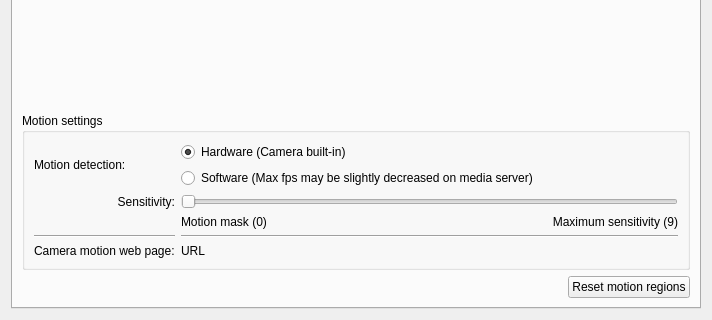
Before: the Qt Designer form client/src/ui/widgets/properties/single_camera_settings_widget.ui in networkoptix/nx_open, drawn with Qt 5; both pictures show x 0 to 712 and y 312 to 632 of the 712 by 632 pixel window.
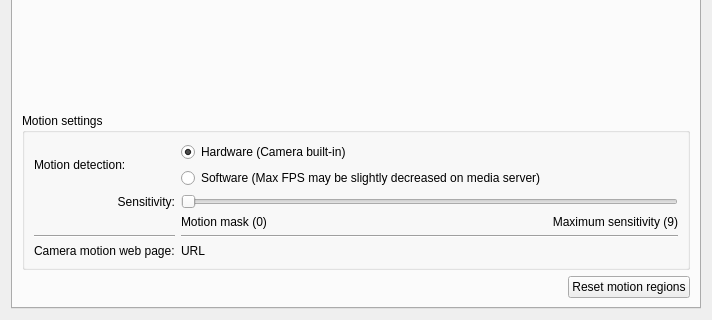
After: the same form once the commit is applied. The open tabs and pages were chosen to show the change. Custom widgets are drawn as their Qt base class.

What changed in the file:
```diff
--- a/client/src/ui/widgets/properties/single_camera_settings_widget.ui
+++ b/client/src/ui/widgets/properties/single_camera_settings_widget.ui
@@ -328,7 +328,7 @@
             <item>
              <widget class="QRadioButton" name="softwareMotionButton">
               <property name="text">
-               <string>Software (Max fps may be slightly decreased on media server)</string>
+               <string>Software (Max FPS may be slightly decreased on media server)</string>
               </property>
               <property name="checked">
                <bool>false</bool>
```
